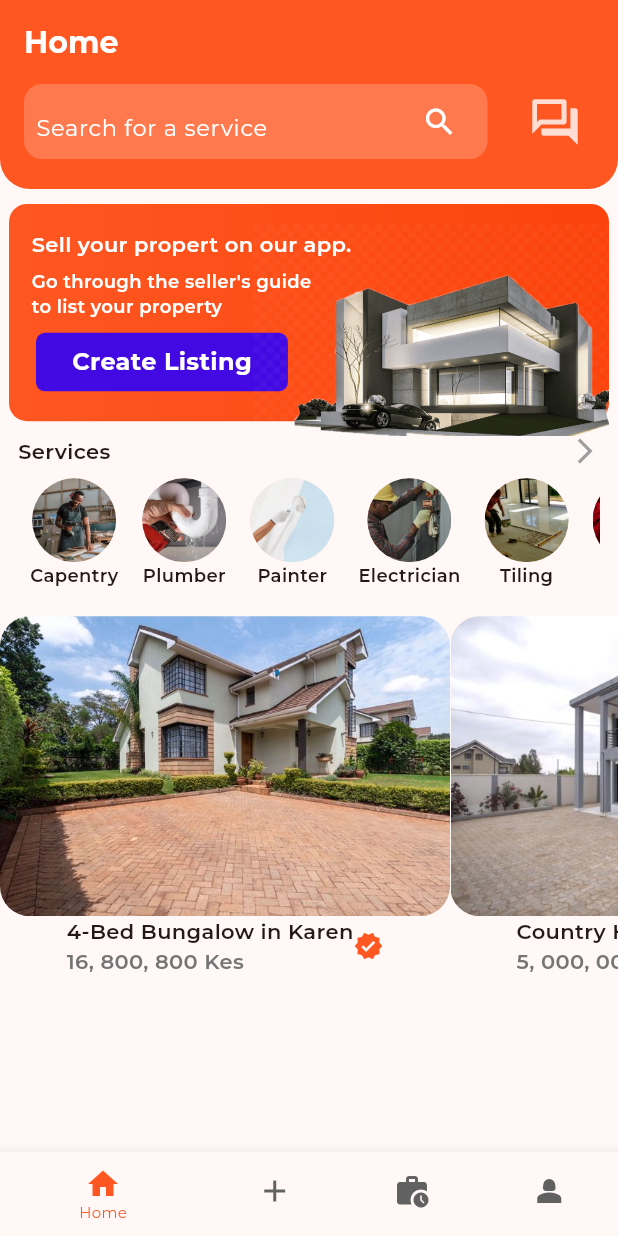
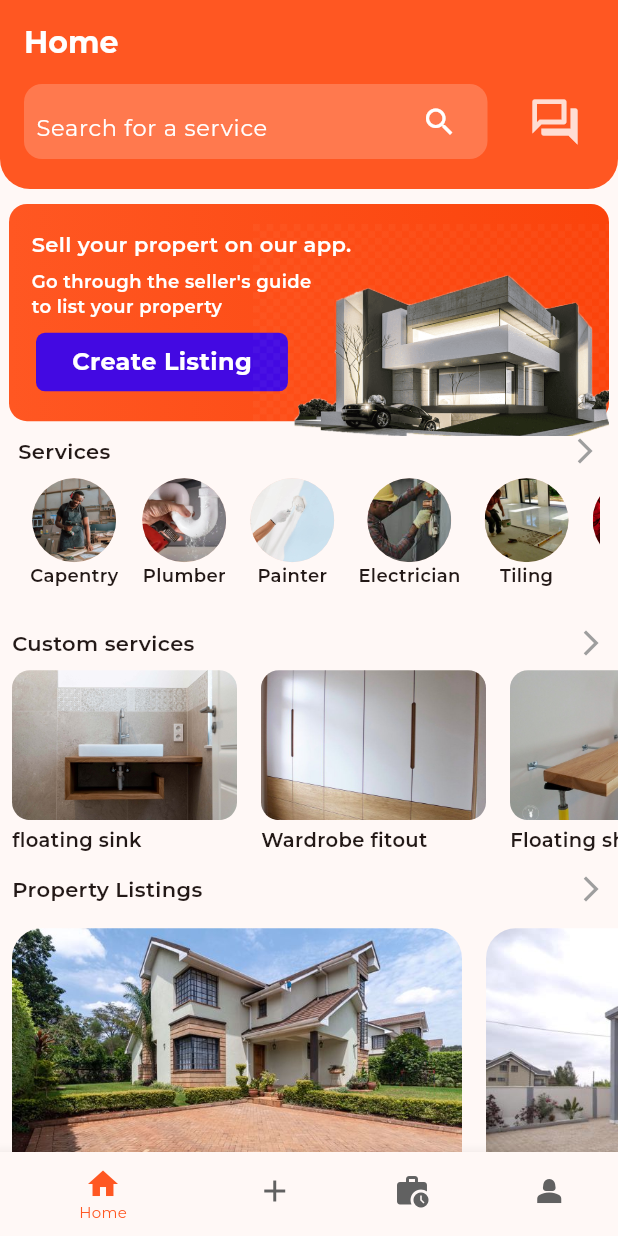
Before and after one commit to shelidizel/good-fundi, a Flutter app: the screen it shows after launch, on a phone screen of 412 x 824 dp. Run offline on Flutter 3.47's test engine with Material 2 defaults, Android fonts, the phone set to English and light mode, and no system bars; our stand-ins replace google_fonts.

Commit message:
keep grinding

```diff
--- a/lib/Home/home.dart
+++ b/lib/Home/home.dart
@@ -1,4 +1,5 @@
 import 'package:flutter/material.dart';
+import 'package:good_fundi/Home/widgets/custom_services.dart';
 import 'package:good_fundi/Home/widgets/fundi_services.dart';
 import 'package:good_fundi/Home/widgets/home_header.dart';
 import 'package:good_fundi/Home/widgets/propert_sell.dart';
@@ -10,11 +11,12 @@ class HomeScreen extends StatelessWidget {
 
   @override
   Widget build(BuildContext context) {
-    return Column(
+    return ListView(
       children: [
         HomeHeader(),
         SellPropertBanner(),
         FundiServicesList(),
+        CustomServices(),
         PropertySellWidget()
 
       ],
--- /dev/null
+++ b/lib/Home/widgets/custom_services.dart
@@ -0,0 +1,92 @@
+import 'package:flutter/material.dart';
+import 'package:good_fundi/Utils/good_fundi_text_styles.dart';
+import 'package:good_fundi/model/fundi_service.dart';
+
+class CustomServices extends StatelessWidget {
+  CustomServices({super.key});
+
+  List<FundiServiceModel> customServices = [
+    FundiServiceModel(
+      image: 'assets/sink.jpeg',
+      serviceName: 'floating sink'),
+    FundiServiceModel(
+      image: 'assets/wardrobe.jpeg',
+      serviceName: 'Wardrobe fitout'),
+    FundiServiceModel(
+      image: 'assets/float.jpeg',
+      serviceName: 'Floating shelves'),
+  ];
+
+  @override
+  Widget build(BuildContext context) {
+    return Column(
+      children: [
+         Padding(
+        padding: const EdgeInsets.all(8.0),
+        child: Row(
+            mainAxisAlignment: MainAxisAlignment.spaceBetween,
+            children: [
+              Text(
+                'Custom services',
+                style: GoodFundiTextStyles.subTitle,
+                ),
+              Icon(
+                Icons.arrow_forward_ios,
+                color: Colors.grey,
+                size: 20,
+              )
+            ],
+          ),
+      ),
+        SizedBox(
+          height: 128,
+          width: MediaQuery.of(context).size.width,
+          child: ListView.builder(
+            scrollDirection: Axis.horizontal,
+            itemCount: customServices.length,
+            itemBuilder: (context, index){
+              return customServiceItem(
+                customServices[index].image,
+                customServices[index].serviceName);
+            }
+          ),
+        ),
+      ],
+    );
+  }
+}
+
+Widget customServiceItem(String image, String name) {
+  return Padding(
+    padding: const EdgeInsets.symmetric(horizontal : 8.0),
+    child: Column(
+      crossAxisAlignment: CrossAxisAlignment.start,
+      mainAxisSize: MainAxisSize.min,
+      children: [
+        Container(
+          height: 100,
+          width: 150,
+          decoration: BoxDecoration(
+            borderRadius: BorderRadius.circular(12),
+            image: DecorationImage(
+              fit: BoxFit.cover,
+              image: AssetImage(
+                image,
+                ),
+              )
+          ),
+
+        ),
+        const SizedBox(height: 4,),
+        Text(
+          name,
+          style: GoodFundiTextStyles
+          .subTitle
+          .copyWith(
+            fontSize: 13
+          ),
+        )
+      ],
+    ),
+  );
+}
--- a/lib/Home/widgets/propert_sell.dart
+++ b/lib/Home/widgets/propert_sell.dart
@@ -33,18 +33,43 @@ class _PropertySellWidgetState extends State<PropertySellWidget> {
   ];
   @override
   Widget build(BuildContext context) {
-    return SizedBox(
-      height: 250,
+    return Column(
+      children: [
+        Padding(
+          padding: const EdgeInsets.all(8.0),
+          child: Row(
+              mainAxisAlignment: MainAxisAlignment.spaceBetween,
+              children: [
+                Text(
+                  'Property Listings',
+                  style: GoodFundiTextStyles.subTitle,
+                  ),
+                Icon(
+                  Icons.arrow_forward_ios,
+                  color: Colors.grey,
+                  size: 20,
+                )
+              ],
+            ),
+        ),
+        SizedBox(
+          height: 264,
           width: MediaQuery.of(context).size.width,
           child: ListView.builder(
             scrollDirection: Axis.horizontal,
+            itemCount: properties.length,
             itemBuilder: (context, index){
-          return propertySellItem(
+              return Padding(
+                padding: const EdgeInsets.all(8.0),
+                child: propertySellItem(
                   properties[index].image,
                   properties[index].name,
                   properties[index].price,
+                  ),
               );
             }),
+        ),
+      ],
     );
   }
 }
@@ -54,7 +79,6 @@ Widget propertySellItem(
   String name,
   String price) {
     return Column(
-      mainAxisSize: MainAxisSize.min,
       children: [
         Container(
           height: 200,
@@ -63,20 +87,27 @@ Widget propertySellItem(
           decoration: BoxDecoration(
             borderRadius: BorderRadius.circular(20),
             image: DecorationImage(
+              fit: BoxFit.cover,
               image: AssetImage(image))
           ),
 
         ),
-        Row(
+        SizedBox(
+          width: 300,
+          child: Padding(
+            padding: const EdgeInsets.symmetric(
+              horizontal : 12.0,
+              vertical: 4),
+            child: Row(
               mainAxisAlignment: MainAxisAlignment.spaceBetween,
+              mainAxisSize: MainAxisSize.max,
               children: [
                 Column(
                   crossAxisAlignment: CrossAxisAlignment.start,
                   children: [
                     Text(
                       name,
-                  style: GoodFundiTextStyles
-                  .subTitle,
+                      style: GoodFundiTextStyles.subTitle,
                     ),
                     Text(
                       price,
@@ -88,12 +119,14 @@ Widget propertySellItem(
                     )
                   ],
                 ),
-
-            Icon(
+                const Icon(
                   Icons.verified,
                   color: Colors.deepOrange,
-              size: 20,)
+                  size: 20.0,
+                )
               ],
+            ),
+          ),
         )
 
       ],
--- a/pubspec.yaml
+++ b/pubspec.yaml
@@ -72,6 +72,9 @@ flutter:
     - assets/p2.jpg
     - assets/p3.jpg
     - assets/p4.jpg
+    - assets/float.jpeg
+    - assets/sink.jpeg
+    - assets/wardrobe.jpeg
   #   - images/a_dot_ham.jpeg
 
   # An image asset can refer to one or more resolution-specific "variants", see
```
Also changed, not shown: assets/float.jpeg (added), assets/sink.jpeg (added), assets/wardrobe.jpeg (added). Lines whose indentation alone changed are shown as unchanged.
